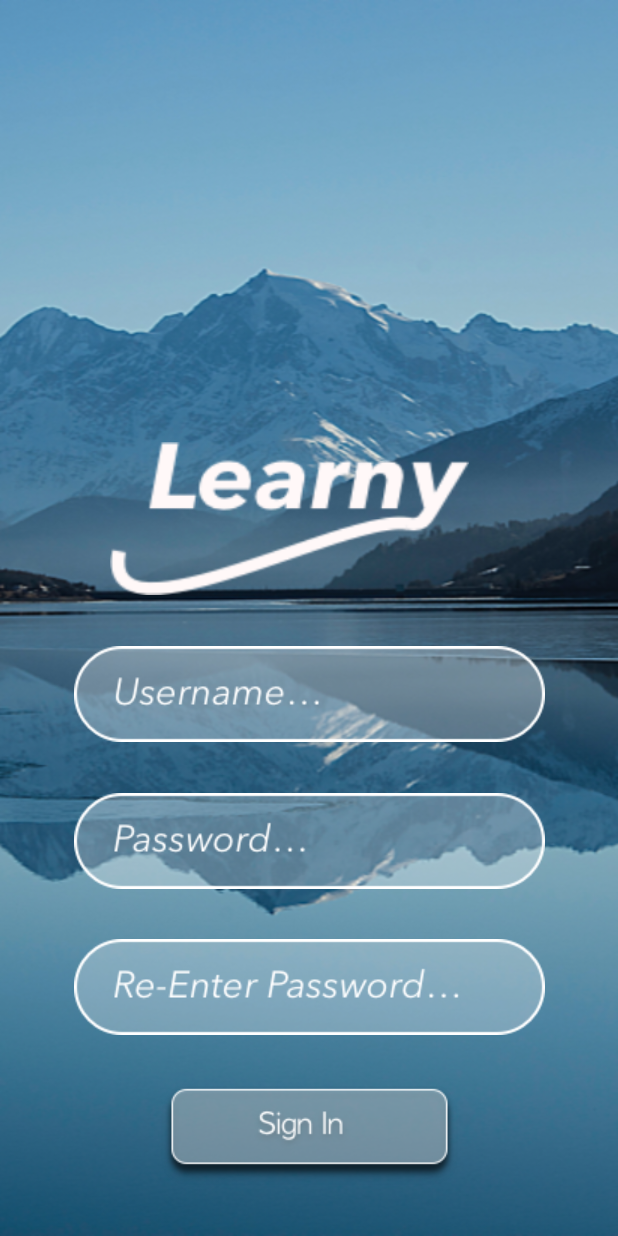
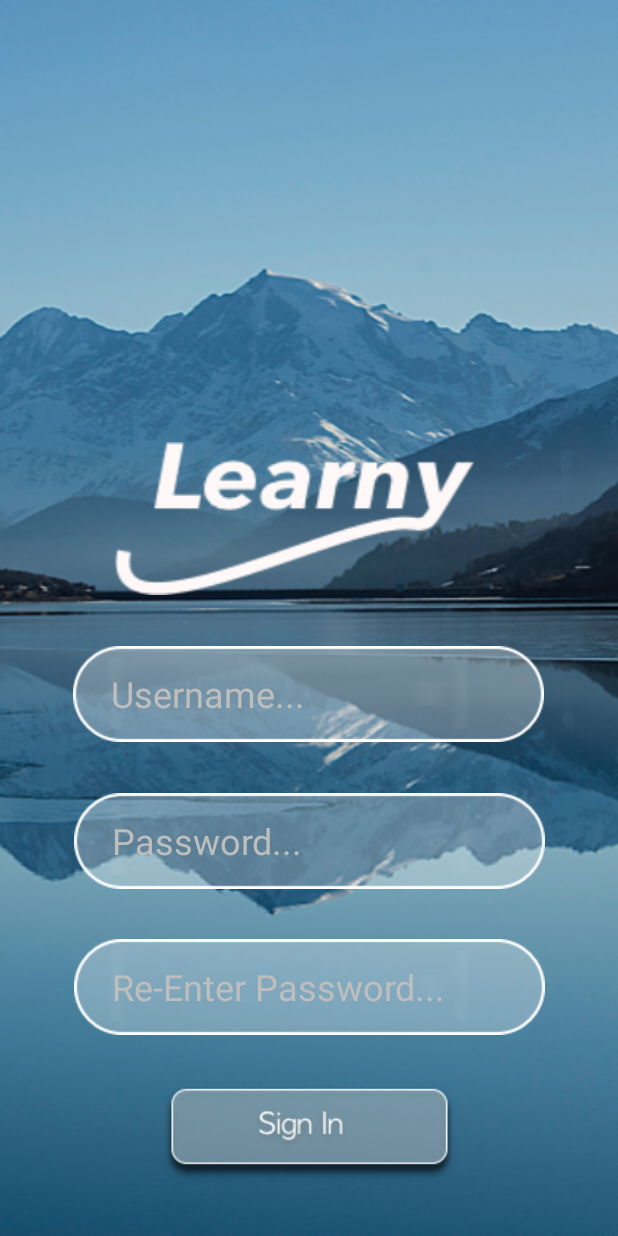
Before and after one commit to matt9080/Gapt2019, an Android app: the SignUpActivity screen opened directly, with no data from a screen before it, on a phone screen of 412 x 824 dp. Run offline under Robolectric (Android 15) with nearby library versions, the phone set to English and light mode, and no system bars.

Commit message:
SignUp Formating

```diff
--- a/app/src/main/res/layout/login_view.xml
+++ b/app/src/main/res/layout/login_view.xml
@@ -27,21 +27,21 @@
 
     <Button
         android:id="@+id/btn_login"
-        android:layout_width="332dp"
+        android:layout_width="315dp"
         android:layout_height="90dp"
         android:layout_marginStart="24dp"
-        android:layout_marginLeft="24dp"
+        android:layout_marginLeft="35dp"
         android:layout_marginTop="174dp"
         android:layout_marginEnd="28dp"
-        android:layout_marginRight="28dp"
+        android:layout_marginRight="35dp"
         android:layout_marginBottom="175dp"
         android:background="@drawable/login_button"
         app:layout_constraintBottom_toBottomOf="parent"
         app:layout_constraintEnd_toEndOf="parent"
-        app:layout_constraintHorizontal_bias="1.0"
+        app:layout_constraintHorizontal_bias="0.545"
         app:layout_constraintStart_toStartOf="parent"
         app:layout_constraintTop_toBottomOf="@+id/view"
-        app:layout_constraintVertical_bias="1.0" />
+        app:layout_constraintVertical_bias="0.916" />
 
     <Button
         android:id="@+id/btn_signup"
--- a/app/src/main/res/layout/signup_view.xml
+++ b/app/src/main/res/layout/signup_view.xml
@@ -19,7 +19,7 @@
         android:background="@drawable/logo"
         app:layout_constraintBottom_toBottomOf="parent"
         app:layout_constraintEnd_toEndOf="parent"
-        app:layout_constraintHorizontal_bias="0.0"
+        app:layout_constraintHorizontal_bias="0.111"
         app:layout_constraintStart_toStartOf="parent"
         app:layout_constraintTop_toTopOf="parent"
         app:layout_constraintVertical_bias="1.0" />
@@ -46,11 +46,18 @@
         android:layout_marginLeft="35dp"
         android:layout_marginEnd="35dp"
         android:layout_marginRight="35dp"
-        android:background="@drawable/username_enter"
+        android:background="@drawable/enter_textbox"
         android:ems="10"
+        android:hint="Username..."
         android:inputType="textPersonName"
+        android:paddingLeft="25dp"
+        android:paddingRight="25dp"
+        android:textColor="@android:color/white"
+        android:textColorHint="@android:color/secondary_text_dark_nodisable"
+        android:textSize="24sp"
         app:layout_constraintBottom_toTopOf="@+id/editText6"
         app:layout_constraintEnd_toEndOf="parent"
+        app:layout_constraintHorizontal_bias="0.481"
         app:layout_constraintStart_toStartOf="parent"
         app:layout_constraintTop_toBottomOf="@+id/view" />
 
@@ -62,9 +69,15 @@
         android:layout_marginLeft="35dp"
         android:layout_marginEnd="35dp"
         android:layout_marginRight="35dp"
-        android:background="@drawable/passwordenter"
+        android:background="@drawable/enter_textbox"
         android:ems="10"
+        android:hint="Password..."
         android:inputType="textPassword"
+        android:paddingLeft="25dp"
+        android:paddingRight="25dp"
+        android:textColor="@android:color/white"
+        android:textColorHint="@android:color/secondary_text_dark_nodisable"
+        android:textSize="24sp"
         app:layout_constraintBottom_toTopOf="@+id/editText7"
         app:layout_constraintEnd_toEndOf="parent"
         app:layout_constraintStart_toStartOf="parent"
@@ -78,9 +91,15 @@
         android:layout_marginLeft="35dp"
         android:layout_marginEnd="35dp"
         android:layout_marginRight="35dp"
-        android:background="@drawable/passwordreenter"
+        android:background="@drawable/enter_textbox"
         android:ems="10"
+        android:hint="Re-Enter Password..."
         android:inputType="textPassword"
+        android:paddingLeft="25dp"
+        android:paddingRight="25dp"
+        android:textColor="@android:color/white"
+        android:textColorHint="@android:color/secondary_text_dark_nodisable"
+        android:textSize="24sp"
         app:layout_constraintBottom_toTopOf="@+id/btn_signup"
         app:layout_constraintEnd_toEndOf="parent"
         app:layout_constraintStart_toStartOf="parent"
```
Also changed, not shown: app/src/main/res/drawable/enter_textbox.png (added).
